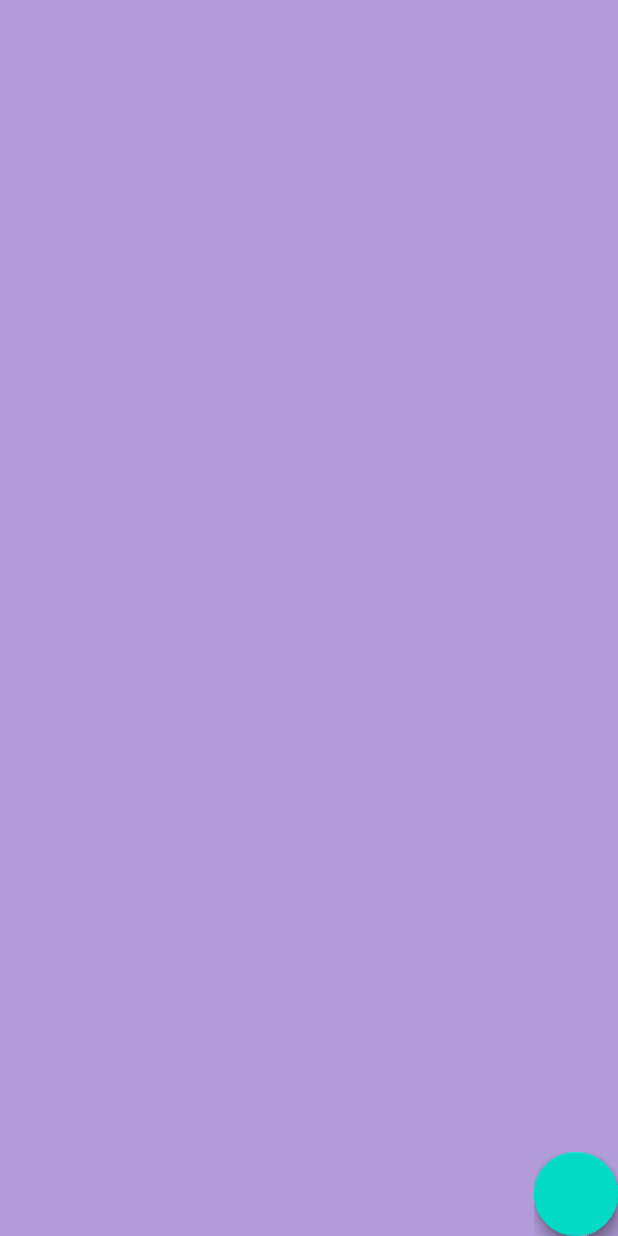
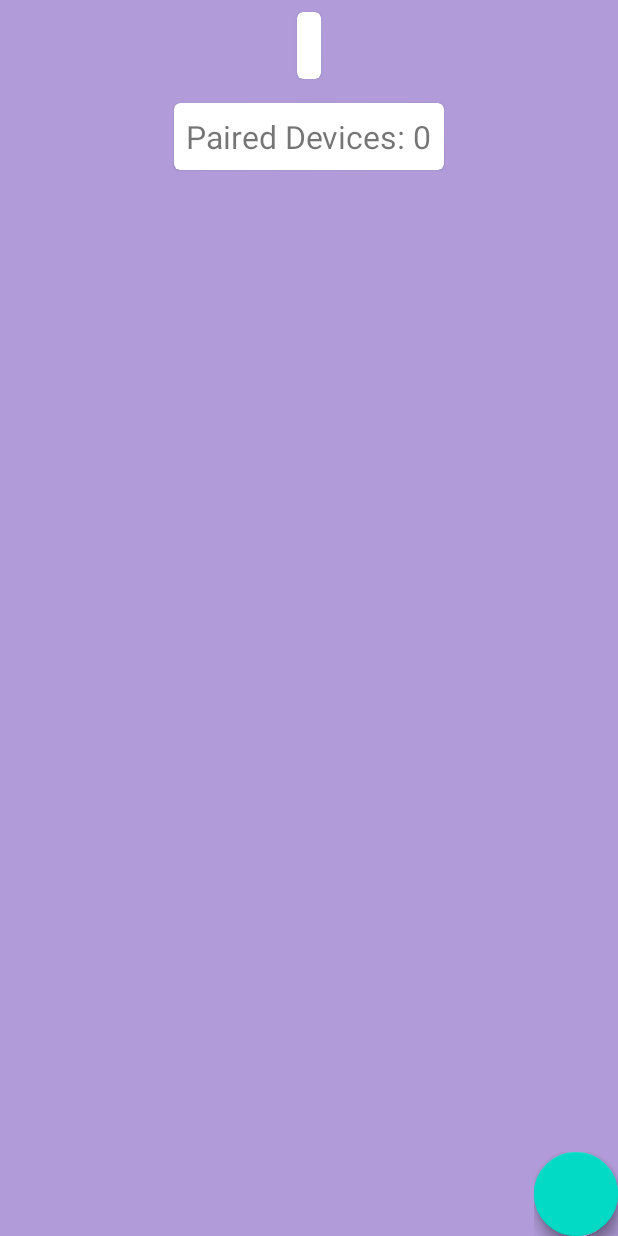
Before and after one commit to naishadh14/Discom, an Android app: the ConnectDevices screen opened directly, with no data from a screen before it, on a phone screen of 412 x 824 dp. Run offline under Robolectric (Android 15) with nearby library versions, the phone set to English and light mode, and no system bars; libraries missing offline, so code that uses them is left out: com.getbase.floatingactionbutton; plain views replace FloatingActionButton, FloatingActionsMenu; 5 statements that could not run were skipped.

Commit message:
Added device count for discovered and paired devices

```diff
--- a/app/src/main/res/layout/connect_devices_1.xml
+++ b/app/src/main/res/layout/connect_devices_1.xml
@@ -26,12 +26,49 @@
     <!--        android:layout_margin="8dp"-->
     <!--        android:text="Devices Connected: 0" />-->
 
+    <com.google.android.material.card.MaterialCardView
+        android:id="@+id/discoveredDeviceCountCard"
+        android:layout_width="wrap_content"
+        android:layout_height="wrap_content"
+        android:layout_margin="8dp"
+        android:layout_alignParentTop="true"
+        android:layout_centerHorizontal="true"
+        >
+
+        <TextView
+            android:id="@+id/discoveredDeviceCount"
+            android:layout_width="wrap_content"
+            android:layout_height="wrap_content"
+            android:textSize="21sp"
+            android:padding="8dp"/>
+
+    </com.google.android.material.card.MaterialCardView>
+    <com.google.android.material.card.MaterialCardView
+        android:id="@+id/pairedDeviceCountCard"
+        android:layout_width="wrap_content"
+        android:layout_height="wrap_content"
+        android:layout_margin="8dp"
+        android:layout_below="@+id/discoveredDeviceCountCard"
+        android:layout_centerHorizontal="true"
+        >
+
+        <TextView
+            android:id="@+id/pairedDeviceCount"
+            android:layout_width="wrap_content"
+            android:layout_height="wrap_content"
+            android:textSize="21sp"
+            android:text="Paired Devices: 0"
+            android:padding="8dp"/>
+
+    </com.google.android.material.card.MaterialCardView>
+
     <!--Define android:layout_below if adding anything at top-->
     <ScrollView
         android:id="@+id/scrollViewDevices"
         android:layout_width="fill_parent"
         android:layout_height="match_parent"
-        android:padding="36dp">
+        android:padding="36dp"
+        android:layout_below="@+id/pairedDeviceCountCard">
 
         <LinearLayout
             android:id="@+id/linearLayoutDevices"
```
